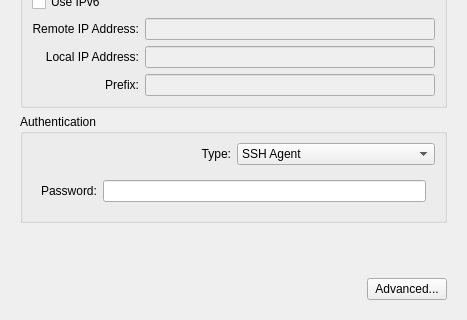
This is vpn/ssh/sshwidget.ui in KDE/plasma-nm as Qt 5 draws it before an edit; both pictures show x 0 to 467 and y 251 to 571 of the 467 by 571 pixel window. The edited form follows.
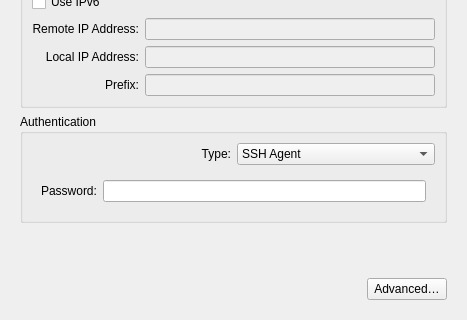
This is the edited form. Custom widgets are drawn as their Qt base class.

Diff of the .ui file:
```diff
--- a/vpn/ssh/sshwidget.ui
+++ b/vpn/ssh/sshwidget.ui
@@ -297,7 +297,7 @@
          <item>
           <widget class="QPushButton" name="btn_advancedOption">
            <property name="text">
-            <string>Advanced...</string>
+            <string>Advanced…</string>
            </property>
           </widget>
          </item>
```
